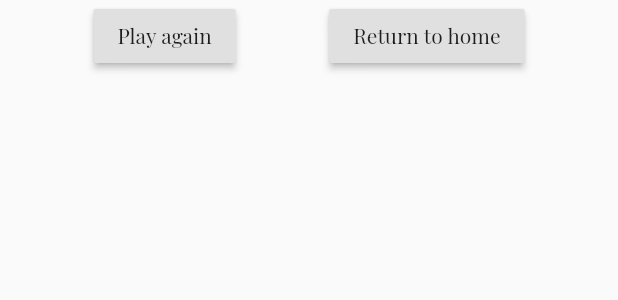
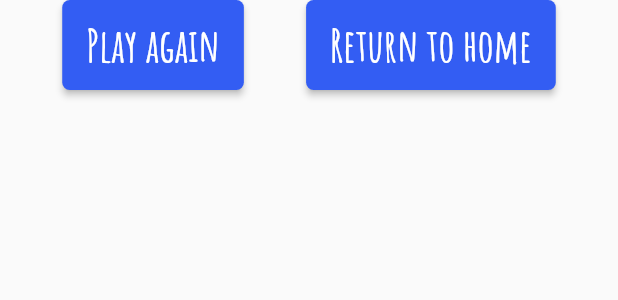
Before and after one commit to wpuerner/songbird, a Flutter app: the NavigationButtonRow widget shown alone on an empty page, opened directly, after a tap on "Play again", on a phone screen of 412 x 824 dp. Shown: the top 300 px of the screen. Run offline on Flutter 3.47's test engine with Material 2 defaults, Android fonts, the phone set to English and light mode, and no system bars; missing offline and left inert: global_configuration.

Commit message:
prettify play again and return home buttons

```diff
--- a/lib/screens/end/navigation_button_row.dart
+++ b/lib/screens/end/navigation_button_row.dart
@@ -4,37 +4,43 @@ import 'package:songbird/screens/home/home.dart';
 import 'package:songbird/screens/play/play.dart';
 
 class NavigationButtonRow extends StatelessWidget {
-
   @override
   Widget build(BuildContext context) {
-    return Row(
-      mainAxisAlignment: MainAxisAlignment.spaceEvenly,
-      children: <Widget>[
-        RaisedButton(
-          key: Key("restartButton"),
-          child: Text("Play again"),
-          onPressed: () {
-            WordController().initialize();
-            Navigator.push(
-              context,
-              MaterialPageRoute(builder: (context) => PlayScreen())
-            );
-          }
-        ),
-        RaisedButton(
-          key: Key("homeButton"),
-          child: Text("Return to home"),
-          onPressed: () {
-            Navigator.push(
-              context,
-              MaterialPageRoute(
-                builder: (context) =>
-                  HomePage())
-            );
-          }
-        )
-      ]
-    );
+    return Row(mainAxisAlignment: MainAxisAlignment.spaceEvenly, children: <
+        Widget>[
+      ButtonTheme(
+          minWidth: 100,
+          height: 60,
+          shape: RoundedRectangleBorder(borderRadius: BorderRadius.circular(5)),
+          buttonColor: Color(0xff335df3),
+          child: RaisedButton(
+              onPressed: () {
+                WordController().initialize();
+                Navigator.push(context,
+                    MaterialPageRoute(builder: (context) => PlayScreen()));
+              },
+              child: Text("Play again",
+                  style: TextStyle(
+                      fontFamily: "AmaticSC",
+                      fontSize: 30,
+                      fontWeight: FontWeight.w700,
+                      color: Colors.white)))),
+      ButtonTheme(
+          minWidth: 100,
+          height: 60,
+          shape: RoundedRectangleBorder(borderRadius: BorderRadius.circular(5)),
+          buttonColor: Color(0xff335df3),
+          child: RaisedButton(
+              onPressed: () {
+                Navigator.push(context,
+                    MaterialPageRoute(builder: (context) => HomePage()));
+              },
+              child: Text("Return to home",
+                  style: TextStyle(
+                      fontFamily: "AmaticSC",
+                      fontSize: 30,
+                      fontWeight: FontWeight.w700,
+                      color: Colors.white))))
+    ]);
   }
-
 }
```
Also changed, not shown: lib/screens/end/end.dart (+15 -7 lines).
